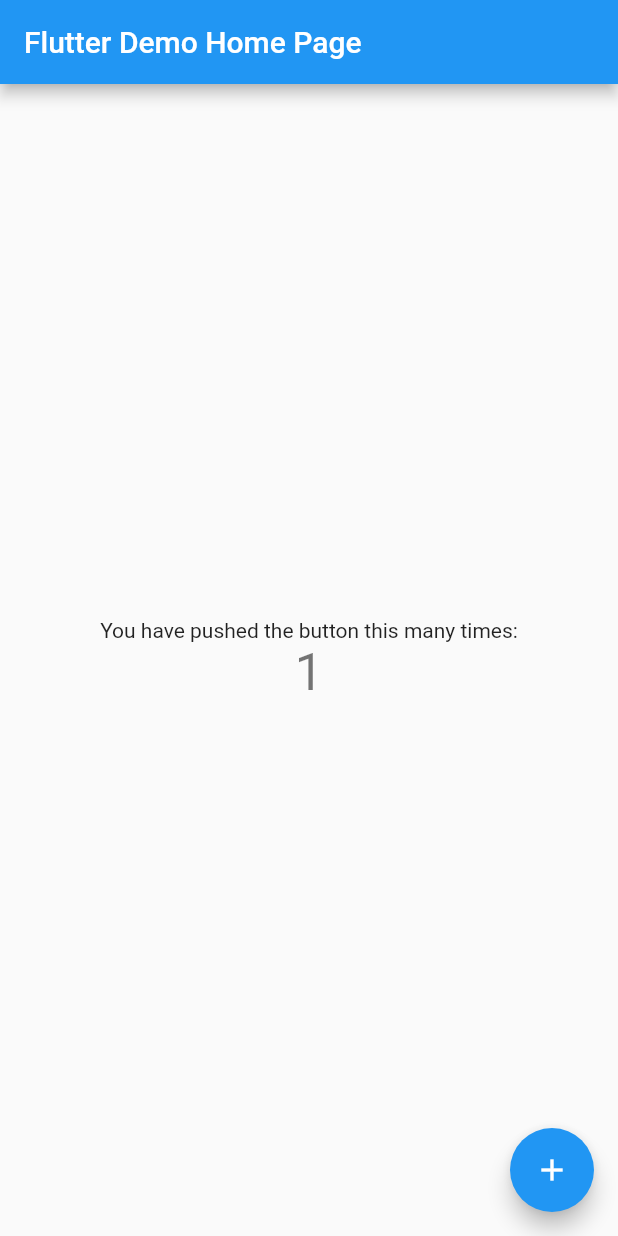
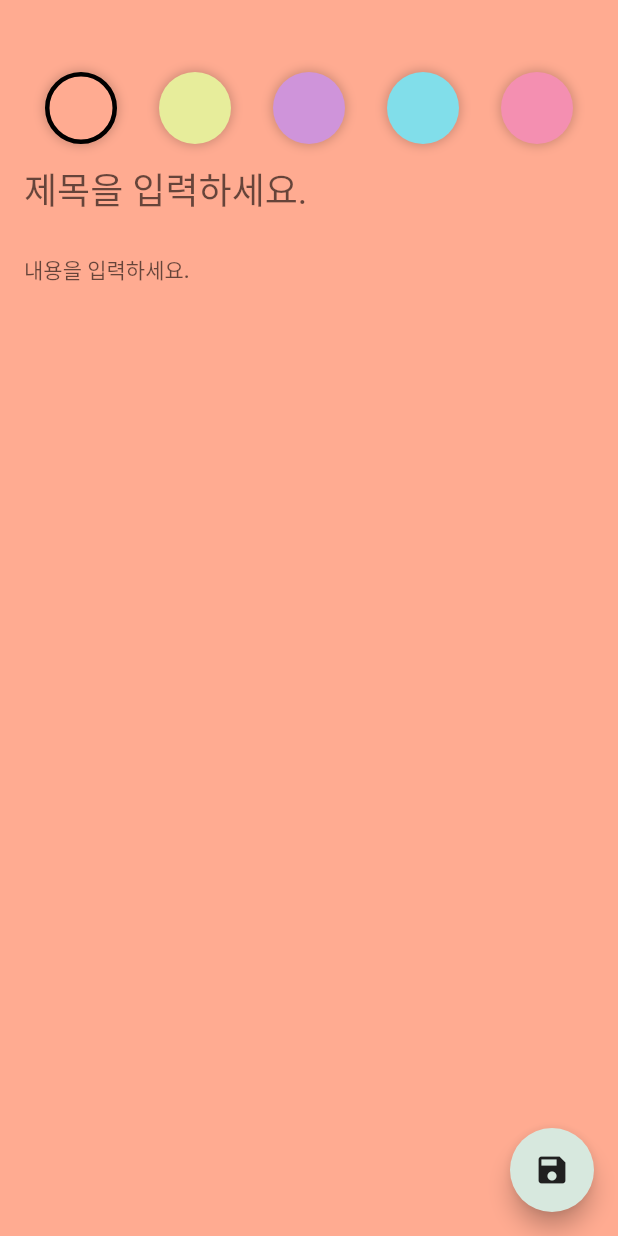
Before and after one commit to Song-94/Flutter_Note_App, a Flutter app: the screen it shows after launch, after a tap on the "add" icon, on a phone screen of 412 x 824 dp. Run offline on Flutter 3.47's test engine with Material 2 defaults, Android fonts, the phone set to English and light mode, and no system bars; our stand-ins replace freezed_annotation, sqflite; accounts and stored records are empty; generated files the repository leaves out were written again.

Commit message:
1. .gitignore add. code generation 2. clean architecture 3. provider setup

```diff
--- /dev/null
+++ b/lib/di/provider_setup.dart
@@ -0,0 +1,31 @@
+import 'package:note_app/data/data_source/note_db_helper.dart';
+import 'package:note_app/data/repository/note_repository_impl.dart';
+import 'package:note_app/domain/repository/note_repository.dart';
+import 'package:note_app/presentation/add_edit_note/add_edit_note_view_model.dart';
+import 'package:note_app/presentation/notes/notes_view_model.dart';
+import 'package:provider/provider.dart';
+import 'package:provider/single_child_widget.dart';
+import 'package:sqflite/sqflite.dart';
+
+Future<List<SingleChildWidget>> getProviders() async {
+  Database database = await openDatabase(
+    'notes_db',
+    version: 1,
+    onCreate: (db, version) async {
+      await db
+          .execute('CREATE TABLE note (id INTEGER PRIMARY KEY AUTOINCREMENT,'
+              'title TEXT, content TEXT, color INTEGER, timestamp INTEGER)');
+
+    },
+  );
+
+  NoteDbHelper noteDbHelper = NoteDbHelper(database);
+  NoteRepository repository = NoteRepositoryImpl(noteDbHelper);
+  NotesViewModel notesViewModel = NotesViewModel(repository);
+  AddEditNoteViewModel addEditNoteViewModel = AddEditNoteViewModel(repository);
+
+  return [
+    ChangeNotifierProvider(create: (_) => notesViewModel),
+    ChangeNotifierProvider(create: (_) => addEditNoteViewModel),
+  ];
+}
--- a/lib/main.dart
+++ b/lib/main.dart
@@ -1,7 +1,21 @@
 import 'package:flutter/material.dart';
+import 'package:note_app/di/provider_setup.dart';
+import 'package:note_app/presentation/notes/note_screen.dart';
+import 'package:note_app/ui/colors.dart';
+import 'package:provider/provider.dart';
 
-void main() {
-  runApp(const MyApp());
+void main() async {
+  //플랫폼 채널의 위젯 바인딩을 보장
+  WidgetsFlutterBinding.ensureInitialized();
+
+  final providers = await getProviders();
+
+  runApp(
+    MultiProvider(
+      providers: providers,
+      child: const MyApp(),
+    ),
+  );
 }
 
 class MyApp extends StatelessWidget {
@@ -13,103 +27,20 @@ class MyApp extends StatelessWidget {
     return MaterialApp(
       title: 'Flutter Demo',
       theme: ThemeData(
-        // This is the theme of your application.
-        //
-        // Try running your application with "flutter run". You'll see the
-        // application has a blue toolbar. Then, without quitting the app, try
-        // changing the primarySwatch below to Colors.green and then invoke
-        // "hot reload" (press "r" in the console where you ran "flutter run",
-        // or simply save your changes to "hot reload" in a Flutter IDE).
-        // Notice that the counter didn't reset back to zero; the application
-        // is not restarted.
-        primarySwatch: Colors.blue,
+        // primarySwatch : 전체적인 컬러 구성 배치
+        primaryColor: Colors.white,
+        backgroundColor: darkGray,
+        canvasColor: darkGray,
+        floatingActionButtonTheme:
+            Theme.of(context).floatingActionButtonTheme.copyWith(
+                  backgroundColor: lightBlue,
+                  foregroundColor: darkGray,
+                ),
+        appBarTheme: Theme.of(context).appBarTheme.copyWith(
+              backgroundColor: darkGray,
+            ),
       ),
-      home: const MyHomePage(title: 'Flutter Demo Home Page'),
+      home: const NoteScreen(),
     );
   }
 }
-
-class MyHomePage extends StatefulWidget {
-  const MyHomePage({super.key, required this.title});
-
-  // This widget is the home page of your application. It is stateful, meaning
-  // that it has a State object (defined below) that contains fields that affect
-  // how it looks.
-
-  // This class is the configuration for the state. It holds the values (in this
-  // case the title) provided by the parent (in this case the App widget) and
-  // used by the build method of the State. Fields in a Widget subclass are
-  // always marked "final".
-
-  final String title;
-
-  @override
-  State<MyHomePage> createState() => _MyHomePageState();
-}
-
-class _MyHomePageState extends State<MyHomePage> {
-  int _counter = 0;
-
-  void _incrementCounter() {
-    setState(() {
-      // This call to setState tells the Flutter framework that something has
-      // changed in this State, which causes it to rerun the build method below
-      // so that the display can reflect the updated values. If we changed
-      // _counter without calling setState(), then the build method would not be
-      // called again, and so nothing would appear to happen.
-      _counter++;
-    });
-  }
-
-  @override
-  Widget build(BuildContext context) {
-    // This method is rerun every time setState is called, for instance as done
-    // by the _incrementCounter method above.
-    //
-    // The Flutter framework has been optimized to make rerunning build methods
-    // fast, so that you can just rebuild anything that needs updating rather
-    // than having to individually change instances of widgets.
-    return Scaffold(
-      appBar: AppBar(
-        // Here we take the value from the MyHomePage object that was created by
-        // the App.build method, and use it to set our appbar title.
-        title: Text(widget.title),
-      ),
-      body: Center(
-        // Center is a layout widget. It takes a single child and positions it
-        // in the middle of the parent.
-        child: Column(
-          // Column is also a layout widget. It takes a list of children and
-          // arranges them vertically. By default, it sizes itself to fit its
-          // children horizontally, and tries to be as tall as its parent.
-          //
-          // Invoke "debug painting" (press "p" in the console, choose the
-          // "Toggle Debug Paint" action from the Flutter Inspector in Android
-          // Studio, or the "Toggle Debug Paint" command in Visual Studio Code)
-          // to see the wireframe for each widget.
-          //
-          // Column has various properties to control how it sizes itself and
-          // how it positions its children. Here we use mainAxisAlignment to
-          // center the children vertically; the main axis here is the vertical
-          // axis because Columns are vertical (the cross axis would be
-          // horizontal).
-          mainAxisAlignment: MainAxisAlignment.center,
-          children: <Widget>[
-            const Text(
-              'You have pushed the button this many times:',
-            ),
-            Text(
-              '$_counter',
-              style: Theme.of(context).textTheme.headline4,
-            ),
-          ],
-        ),
-      ),
-      floatingActionButton: FloatingActionButton(
-        onPressed: _incrementCounter,
-        tooltip: 'Increment',
-        child: const Icon(Icons.add),
-      ), // This trailing comma makes auto-formatting nicer for build methods.
-    );
-  }
-}
--- /dev/null
+++ b/lib/presentation/add_edit_note/add_edit_note_event.dart
@@ -0,0 +1,9 @@
+import 'package:freezed_annotation/freezed_annotation.dart';
+
+part 'add_edit_note_event.freezed.dart';
+
+@freezed
+abstract class AddEditNoteEvent<T> with _$AddEditNoteEvent<T> {
+  const factory AddEditNoteEvent.changeColor(int color) = ChangeColor;
+  const factory AddEditNoteEvent.saveNote(int? id, String title, String content) = SaveNote;
+}
--- /dev/null
+++ b/lib/presentation/add_edit_note/add_edit_note_screen.dart
@@ -0,0 +1,123 @@
+import 'package:flutter/material.dart';
+import 'package:note_app/presentation/add_edit_note/add_edit_note_event.dart';
+import 'package:note_app/presentation/add_edit_note/add_edit_note_view_model.dart';
+import 'package:note_app/ui/colors.dart';
+import 'package:provider/provider.dart';
+
+class AddEditNoteScreen extends StatefulWidget {
+  const AddEditNoteScreen({Key? key}) : super(key: key);
+
+  @override
+  State<AddEditNoteScreen> createState() => _AddEditNoteScreenState();
+}
+
+class _AddEditNoteScreenState extends State<AddEditNoteScreen> {
+  final _titleController = TextEditingController();
+  final _contentController = TextEditingController();
+
+  final List<Color> noteColors = [
+    roseBud,
+    primrose,
+    wisteria,
+    skyBlue,
+    illusion,
+  ];
+
+  @override
+  void dispose() {
+    _titleController.dispose();
+    _contentController.dispose();
+    super.dispose();
+  }
+
+  @override
+  Widget build(BuildContext context) {
+    final viewModel = context.watch<AddEditNoteViewModel>();
+
+    return Scaffold(
+      floatingActionButton: FloatingActionButton(
+        onPressed: () {},
+        child: const Icon(Icons.save),
+      ),
+      body: AnimatedContainer(
+        padding: const EdgeInsets.only(
+          left: 16,
+          right: 16,
+          bottom: 16,
+          top: 48,
+        ),
+        duration: const Duration(milliseconds: 500),
+        color: Color(viewModel.color),
+        child: Column(
+          children: [
+            Row(
+              mainAxisAlignment: MainAxisAlignment.spaceAround,
+              children: noteColors
+                  .map(
+                    (color) => InkWell(
+                      onTap: () {
+                        viewModel.onEvent(
+                          AddEditNoteEvent.changeColor(color.value),
+                        );
+                      },
+                      child: _buildBackgroundColor(
+                        color: color,
+                        selected: viewModel.color == color.value,
+                      ),
+                    ),
+                  )
+                  .toList(),
+            ),
+            TextField(
+              maxLines: 1,
+              style: Theme.of(context).textTheme.headline5!.copyWith(
+                    color: darkGray,
+                  ),
+              decoration: const InputDecoration(
+                hintText: '제목을 입력하세요.',
+                border: InputBorder.none,
+              ),
+            ),
+            TextField(
+              maxLines: null,
+              style: Theme.of(context).textTheme.bodyText1!.copyWith(
+                    color: darkGray,
+                  ),
+              decoration: const InputDecoration(
+                hintText: '내용을 입력하세요.',
+                border: InputBorder.none,
+              ),
+            ),
+          ],
+        ),
+      ),
+    );
+  }
+
+  Widget _buildBackgroundColor({
+    required Color color,
+    required bool selected,
+  }) {
+    return Container(
+      width: 48,
+      height: 48,
+      decoration: BoxDecoration(
+        color: color,
+        shape: BoxShape.circle,
+        boxShadow: [
+          BoxShadow(
+            color: Colors.black.withOpacity(0.2),
+            blurRadius: 5.0,
+            spreadRadius: 1.0,
+          ),
+        ],
+        border: selected
+            ? Border.all(
+                color: Colors.black,
+                width: 3.0,
+              )
+            : null,
+      ),
+    );
+  }
+}
--- /dev/null
+++ b/lib/presentation/add_edit_note/add_edit_note_view_model.dart
@@ -0,0 +1,46 @@
+import 'package:flutter/material.dart';
+import 'package:note_app/domain/model/note.dart';
+import 'package:note_app/domain/repository/note_repository.dart';
+import 'package:note_app/presentation/add_edit_note/add_edit_note_event.dart';
+import 'package:note_app/ui/colors.dart';
+
+class AddEditNoteViewModel with ChangeNotifier {
+  final NoteRepository repository;
+
+  int _color = roseBud.value;
+
+  int get color => _color;
+
+  AddEditNoteViewModel(this.repository);
+
+  void onEvent(AddEditNoteEvent event) {
+    event.when(changeColor: _changeColor, saveNote: _saveNote);
+  }
+
+  Future<void> _changeColor(int color) async {
+    _color = color;
+    notifyListeners();
+  }
+
+  Future<void> _saveNote(int? id, String title, String content) async {
+    if (id == null) {
+      await repository.insertNote(
+        Note(
+          title: title,
+          content: content,
+          color: _color,
+          timestamp: DateTime.now().millisecondsSinceEpoch,
+        ),
+      );
+    } else {
+      await repository.updateNote(
+        Note(
+          title: title,
+          content: content,
+          color: _color,
+          timestamp: DateTime.now().millisecondsSinceEpoch,
+        ),
+      );
+    }
+  }
+}
--- /dev/null
+++ b/lib/presentation/notes/components/note_item.dart
@@ -0,0 +1,65 @@
+import 'package:flutter/material.dart';
+import 'package:note_app/domain/model/note.dart';
+import 'package:note_app/ui/colors.dart';
+
+class NoteItem extends StatelessWidget {
+  final Note note;
+  final Function? onDeleteTap;
+
+  NoteItem({
+    Key? key,
+    required this.note,
+    this.onDeleteTap,
+  }) : super(key: key);
+
+  @override
+  Widget build(BuildContext context) {
+    return Padding(
+      padding: const EdgeInsets.all(8.0),
+      child: Stack(
+        children: [
+          Container(
+            width: double.infinity,
+            // 자기 자식 만큼 줄어듬.
+            padding: const EdgeInsets.all(16.0),
+            decoration: BoxDecoration(
+              borderRadius: BorderRadius.circular(10),
+              color: Color(note.color),
+            ),
+            child: Column(
+              crossAxisAlignment: CrossAxisAlignment.start,
+              children: [
+                Text(
+                  note.title,
+                  maxLines: 1,
+                  overflow: TextOverflow.ellipsis,
+                  style: Theme.of(context).textTheme.headline6,
+                ),
+                const SizedBox(height: 8),
+                Text(
+                  note.content,
+                  maxLines: 10,
+                  overflow: TextOverflow.ellipsis,
+                  style: Theme.of(context).textTheme.bodyText2,
+                ),
+              ],
+            ),
+          ),
+          Positioned(
+            bottom: 8,
+            right: 8,
+            child: GestureDetector(
+              onTap: () {
+                onDeleteTap?.call();
+              },
+              child: const Icon(
+                Icons.delete,
+                color: darkGray,
+              ),
+            ),
+          )
+        ],
+      ),
+    );
+  }
+}
--- /dev/null
+++ b/lib/presentation/notes/note_screen.dart
@@ -0,0 +1,59 @@
+import 'package:flutter/material.dart';
+import 'package:note_app/domain/model/note.dart';
+import 'package:note_app/presentation/add_edit_note/add_edit_note_screen.dart';
+import 'package:note_app/presentation/notes/components/note_item.dart';
+import 'package:note_app/ui/colors.dart';
+
+class NoteScreen extends StatelessWidget {
+  const NoteScreen({Key? key}) : super(key: key);
+
+  @override
+  Widget build(BuildContext context) {
+    return Scaffold(
+      appBar: AppBar(
+        title: const Text(
+          'Your note',
+          style: TextStyle(fontSize: 30),
+        ),
+        actions: [
+          IconButton(
+            onPressed: () {},
+            icon: const Icon(Icons.sort),
+          )
+        ],
+      ),
+      floatingActionButton: FloatingActionButton(
+        onPressed: () {
+          Navigator.push(
+            context,
+            MaterialPageRoute(builder: (context) => AddEditNoteScreen()),
+          );
+        },
+        child: const Icon(Icons.add),
+      ),
+      body: Padding(
+        padding: const EdgeInsets.all(8.0),
+        child: ListView(
+          children: [
+            NoteItem(
+              note: Note(
+                title: 'title 1',
+                content: 'content 1',
+                color: wisteria.value,
+                timestamp: 1,
+              ),
+            ),
+            NoteItem(
+              note: Note(
+                title: 'title 2',
+                content: 'content 2',
+                color: skyBlue.value,
+                timestamp: 2,
+              ),
+            )
+          ],
+        ),
+      ),
+    );
+  }
+}
--- a/lib/presentation/notes/note_state.dart
+++ b/lib/presentation/notes/note_state.dart
@@ -9,7 +9,7 @@ part 'note_state.g.dart';
 @freezed
 class NoteState with _$NoteState {
   factory NoteState({
-    @Default([]) List<Note> notes,
+   required List<Note> notes,
   }) = _NoteState;
 
   factory NoteState.fromJson(Map<String, dynamic> json) =>
--- a/lib/presentation/notes/notes_view_model.dart
+++ b/lib/presentation/notes/notes_view_model.dart
@@ -1,5 +1,3 @@
-import 'dart:collection';
-
 import 'package:flutter/material.dart';
 
 import 'package:note_app/domain/model/note.dart';
@@ -10,8 +8,9 @@ import 'package:note_app/presentation/notes/notes_event.dart';
 class NotesViewModel with ChangeNotifier {
   final NoteRepository repository;
 
-  List<Note> _notes = [];
-  UnmodifiableListView<Note> get note => UnmodifiableListView(_notes);
+  NoteState _state = NoteState(notes: []);
+
+  NoteState get state => _state;
 
   Note? _recentlyDeletedNote;
 
@@ -27,7 +26,7 @@ class NotesViewModel with ChangeNotifier {
 
   Future<void> _loadNotes() async {
     List<Note> notes = await repository.getNotes();
-    _notes = notes;
+    _state = state.copyWith(notes: notes);
     notifyListeners();
   }
 
--- /dev/null
+++ b/lib/ui/colors.dart
@@ -0,0 +1,10 @@
+import 'dart:ui';
+
+const roseBud = Color(0xFFFFAB91);
+const primrose = Color(0xFFE7ED9B);
+const wisteria = Color(0xFFCF94DA);
+const skyBlue = Color(0xFF81DEEA);
+const illusion = Color(0xFFF48FB1);
+
+const darkGray = Color(0xFF202020);
+const lightBlue = Color(0xFFD7E8DE);
```
Also changed, not shown: lib/presentation/notes/note_state.freezed.dart, lib/presentation/notes/note_state.g.dart, 1 other file.
